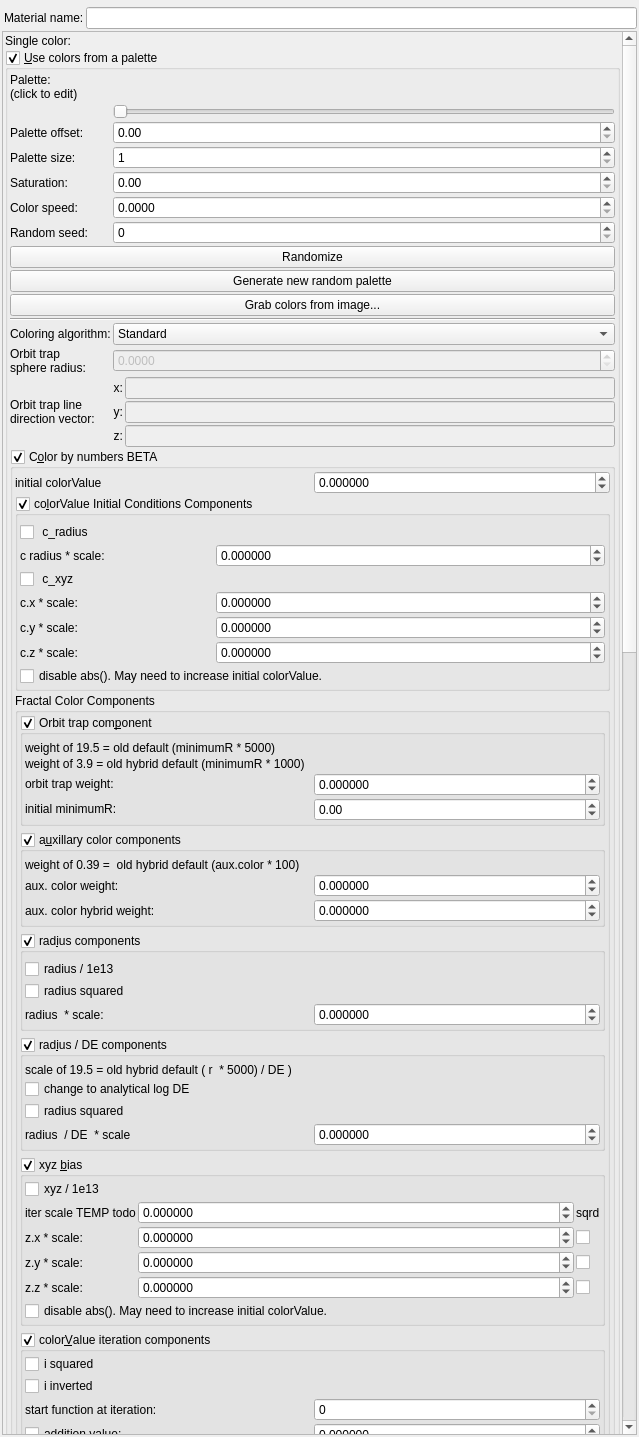
First picture: the form in mandelbulber2/qt/material_editor.ui, repository buddhi1980/mandelbulber2, before the edit.
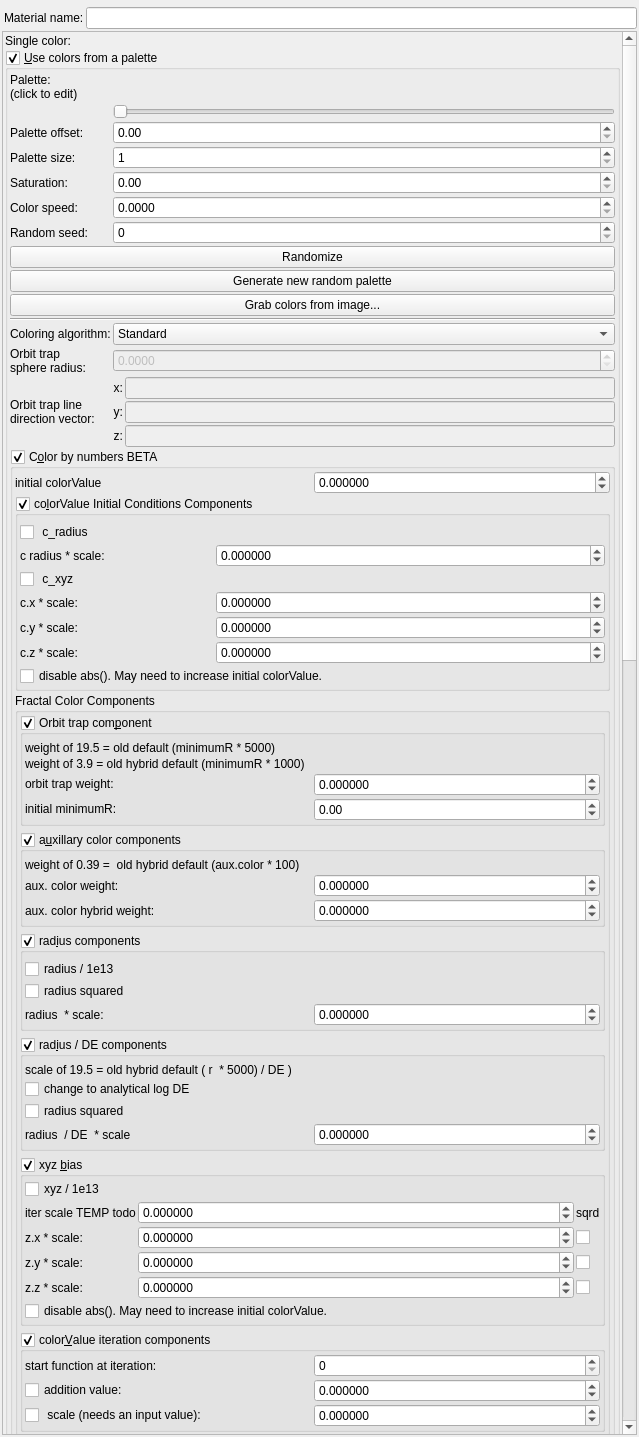
Second picture: the form after the edit. Icons and pictures are not drawn. Custom widgets are drawn as their Qt base class.

Patch:
```diff
--- a/mandelbulber2/qt/material_editor.ui
+++ b/mandelbulber2/qt/material_editor.ui
@@ -81,9 +81,9 @@
       <property name="geometry">
        <rect>
         <x>0</x>
-        <y>0</y>
-        <width>613</width>
-        <height>2916</height>
+        <y>-732</y>
+        <width>619</width>
+        <height>3597</height>
        </rect>
       </property>
       <layout class="QVBoxLayout" name="verticalLayout_2">
@@ -1613,7 +1613,7 @@
                   <property name="checkable">
                    <bool>true</bool>
                   </property>
-                  <layout class="QVBoxLayout" name="verticalLayout_37" stretch="0,0,0">
+                  <layout class="QVBoxLayout" name="verticalLayout_37" stretch="0">
                    <property name="spacing">
                     <number>2</number>
                    </property>
@@ -1629,20 +1629,6 @@
                    <property name="bottomMargin">
                     <number>2</number>
                    </property>
-                   <item>
-                    <widget class="QCheckBox" name="checkBox_fractal_coloring_i_squared_enabled_false">
-                     <property name="text">
-                      <string notr="true">i squared</string>
-                     </property>
-                    </widget>
-                   </item>
-                   <item>
-                    <widget class="QCheckBox" name="checkBox_fractal_coloring_i_invert_enabled_false">
-                     <property name="text">
-                      <string notr="true">i inverted</string>
-                     </property>
-                    </widget>
-                   </item>
                    <item>
                     <layout class="QGridLayout" name="gridLayout_20" columnstretch="0,0">
                      <property name="spacing">
@@ -1686,7 +1672,7 @@
                      <item row="2" column="0">
                       <widget class="QCheckBox" name="checkBox_fractal_coloring_iter_scale_enabled_false">
                        <property name="text">
-                        <string notr="true"> scale (needs an input value)::</string>
+                        <string notr="true"> scale (needs an input value):</string>
                        </property>
                       </widget>
                      </item>
```
Left out of the diff: 12 changed lines with no effect on the pictures.
